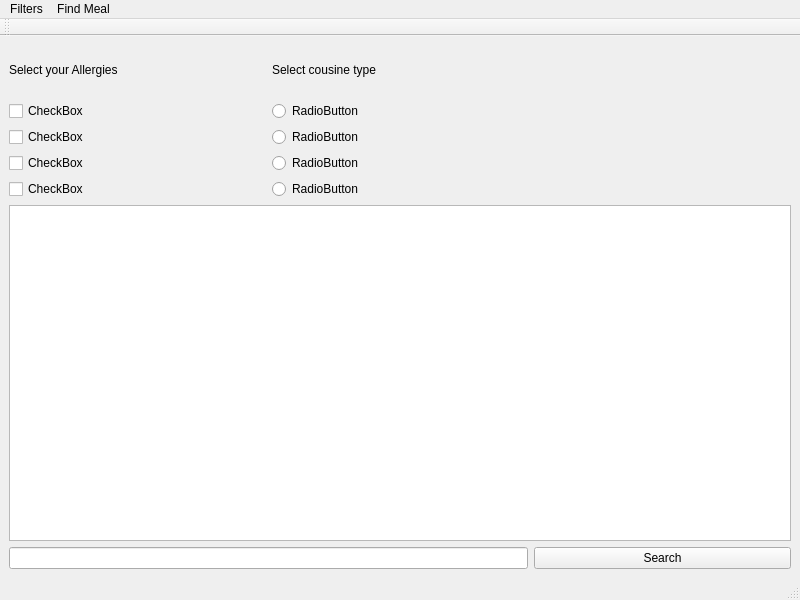
First picture: the form in recipeBook/mainwindow.ui, repository s1m0nWasTaken/recipeBook, before the edit.
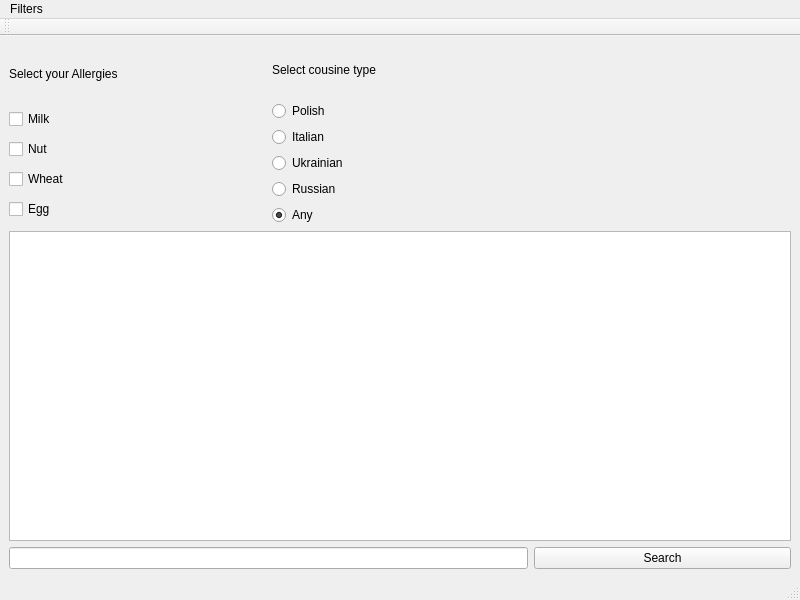
Second picture: the form after the edit.

Diff of the .ui file:
```diff
--- a/recipeBook/mainwindow.ui
+++ b/recipeBook/mainwindow.ui
@@ -31,30 +31,30 @@
        </widget>
       </item>
       <item>
-       <widget class="QCheckBox" name="checkBox_4">
+       <widget class="QCheckBox" name="checkBox">
         <property name="text">
-         <string>CheckBox</string>
+         <string>Milk</string>
         </property>
        </widget>
       </item>
       <item>
        <widget class="QCheckBox" name="checkBox_2">
         <property name="text">
-         <string>CheckBox</string>
+         <string>Nut</string>
         </property>
        </widget>
       </item>
       <item>
        <widget class="QCheckBox" name="checkBox_3">
         <property name="text">
-         <string>CheckBox</string>
+         <string>Wheat</string>
         </property>
        </widget>
       </item>
       <item>
-       <widget class="QCheckBox" name="checkBox">
+       <widget class="QCheckBox" name="checkBox_4">
         <property name="text">
-         <string>CheckBox</string>
+         <string>Egg</string>
         </property>
        </widget>
       </item>
@@ -84,28 +84,38 @@
       <item>
        <widget class="QRadioButton" name="polish">
         <property name="text">
-         <string>RadioButton</string>
+         <string>Polish</string>
         </property>
        </widget>
       </item>
       <item>
        <widget class="QRadioButton" name="italian">
         <property name="text">
-         <string>RadioButton</string>
+         <string>Italian</string>
         </property>
        </widget>
       </item>
       <item>
        <widget class="QRadioButton" name="ukrainian">
         <property name="text">
-         <string>RadioButton</string>
+         <string>Ukrainian</string>
         </property>
        </widget>
       </item>
       <item>
        <widget class="QRadioButton" name="russian">
         <property name="text">
-         <string>RadioButton</string>
+         <string>Russian</string>
+        </property>
+       </widget>
+      </item>
+      <item>
+       <widget class="QRadioButton" name="radioButton">
+        <property name="text">
+         <string>Any</string>
+        </property>
+        <property name="checked">
+         <bool>true</bool>
         </property>
        </widget>
       </item>
@@ -132,21 +142,16 @@
      <x>0</x>
      <y>0</y>
      <width>800</width>
-     <height>17</height>
+     <height>21</height>
     </rect>
    </property>
    <widget class="QMenu" name="menuSearch">
     <property name="title">
      <string>Filters</string>
     </property>
-   </widget>
-   <widget class="QMenu" name="menuFind_Meal">
-    <property name="title">
-     <string>Find Meal</string>
-    </property>
+    <addaction name="actionReset"/>
    </widget>
    <addaction name="menuSearch"/>
-   <addaction name="menuFind_Meal"/>
   </widget>
   <widget class="QStatusBar" name="statusbar"/>
   <widget class="QToolBar" name="toolBar">
```
Left out of the diff: 5 changed lines with no effect on the pictures.
